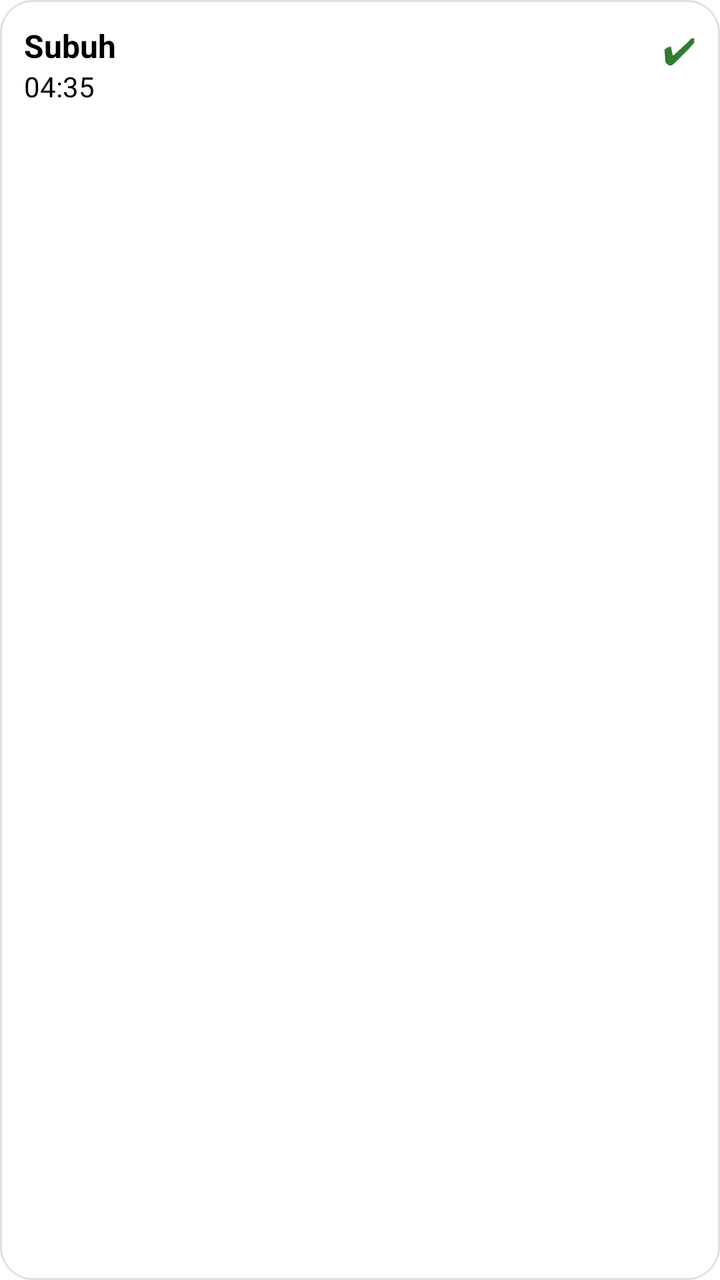
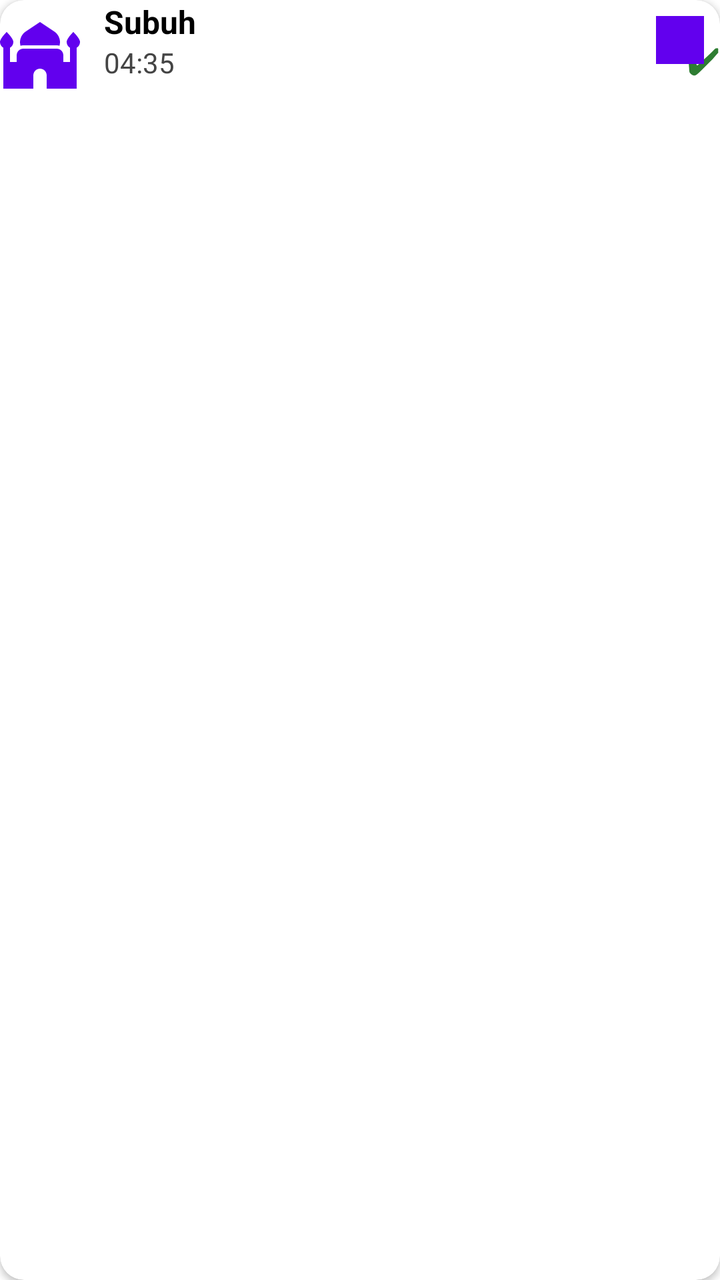

Before-and-after screenshots of an Android layout around one commit, followed by the original layout XML and the change that was made.
<!-- AndroidManifest.xml: application theme Theme.PengingatSholat -->
<!-- res/layout/item_prayer.xml -->
<LinearLayout xmlns:android="http://schemas.android.com/apk/res/android"
    android:id="@+id/itemPrayerContainer"
    android:orientation="horizontal"
    android:padding="12dp"
    android:background="@drawable/bg_card"
    android:layout_marginBottom="8dp"
    android:layout_width="match_parent"
    android:layout_height="wrap_content">

    <LinearLayout
        android:orientation="vertical"
        android:layout_weight="1"
        android:layout_width="0dp"
        android:layout_height="wrap_content">

        <TextView
            android:id="@+id/tvPrayerName"
            android:textColor="#000000"
            android:text="Subuh"
            android:textSize="16sp"
            android:textStyle="bold"
            android:layout_width="wrap_content"
            android:layout_height="wrap_content"/>

        <TextView
            android:id="@+id/tvPrayerTime"
            android:textColor="#000000"
            android:text="04:35"
            android:textSize="14sp"
            android:layout_width="wrap_content"
            android:layout_height="wrap_content"/>
    </LinearLayout>

    <TextView
        android:id="@+id/tvStatus"
        android:text="✔"
        android:textSize="18sp"
        android:textColor="#2E7D32"
        android:layout_width="wrap_content"
        android:layout_height="wrap_content"/>
</LinearLayout>
<!-- resources referenced by this layout -->
<resources>
  <!-- drawable bg_card (drawable) -->
  <?xml version="1.0" encoding="utf-8"?>
  <shape xmlns:android="http://schemas.android.com/apk/res/android">
      <solid android:color="#FFFFFF"/>
  
      <stroke
          android:width="1dp"
          android:color="#E0E0E0"/>
  
      <corners android:radius="16dp"/>
  
      <padding
          android:left="12dp"
          android:top="12dp"
          android:right="12dp"
          android:bottom="12dp"/>
  </shape>
  <style name="Theme.PengingatSholat" parent="Theme.MaterialComponents.Light.NoActionBar">
          <item name="android:windowBackground">@android:color/white</item>
          <item name="android:statusBarColor">@android:color/white</item>
          <item name="android:navigationBarColor">@android:color/white</item>
      </style>
</resources>

<!-- the commit's change to res/layout/item_prayer.xml (unified diff, before → after) -->
@@ -1,41 +1,74 @@
-<LinearLayout xmlns:android="http://schemas.android.com/apk/res/android"
+<?xml version="1.0" encoding="utf-8"?>
+<com.google.android.material.card.MaterialCardView xmlns:android="http://schemas.android.com/apk/res/android"
+    xmlns:app="http://schemas.android.com/apk/res-auto"
     android:id="@+id/itemPrayerContainer"
-    android:orientation="horizontal"
-    android:padding="12dp"
-    android:background="@drawable/bg_card"
+    android:layout_width="match_parent"
+    android:layout_height="wrap_content"
     android:layout_marginBottom="8dp"
-    android:layout_width="match_parent"
-    android:layout_height="wrap_content">
+    app:cardCornerRadius="12dp"
+    app:cardElevation="2dp"
+    app:strokeWidth="0dp"
+    android:foregroundTintMode="src_over"
+    android:clickable="true"
+    android:focusable="true"
+    android:padding="12dp">
 
     <LinearLayout
-        android:orientation="vertical"
-        android:layout_weight="1"
-        android:layout_width="0dp"
-        android:layout_height="wrap_content">
+        android:layout_width="match_parent"
+        android:layout_height="wrap_content"
+        android:orientation="horizontal"
+        android:gravity="center_vertical">
+
+        <ImageView
+            android:id="@+id/ivPrayerIcon"
+            android:layout_width="40dp"
+            android:layout_height="40dp"
+            android:src="@drawable/ic_mosque"
+            android:contentDescription="icon"
+            android:tint="@color/purple_500"
+            android:layout_marginEnd="12dp" />
+
+        <LinearLayout
+            android:orientation="vertical"
+            android:layout_weight="1"
+            android:layout_width="0dp"
+            android:layout_height="wrap_content">
+
+            <TextView
+                android:id="@+id/tvPrayerName"
+                android:textColor="@color/black"
+                android:text="Subuh"
+                android:textSize="16sp"
+                android:textStyle="bold"
+                android:layout_width="wrap_content"
+                android:layout_height="wrap_content"/>
+
+            <TextView
+                android:id="@+id/tvPrayerTime"
+                android:textColor="#444444"
+                android:text="04:35"
+                android:textSize="14sp"
+                android:layout_width="wrap_content"
+                android:layout_height="wrap_content"/>
+
+            <TextView
+                android:id="@+id/tvPrayerSub"
+                android:layout_width="wrap_content"
+                android:layout_height="wrap_content"
+                android:layout_marginTop="2dp"
+                android:textColor="#757575"
+                android:textSize="12sp"
+                android:text="" />
+        </LinearLayout>
 
         <TextView
-            android:id="@+id/tvPrayerName"
-            android:textColor="#000000"
-            android:text="Subuh"
-            android:textSize="16sp"
-            android:textStyle="bold"
+            android:id="@+id/tvStatus"
+            android:text="✔"
+            android:textSize="18sp"
+            android:textColor="#2E7D32"
             android:layout_width="wrap_content"
             android:layout_height="wrap_content"/>
 
-        <TextView
-            android:id="@+id/tvPrayerTime"
-            android:textColor="#000000"
-            android:text="04:35"
-            android:textSize="14sp"
-            android:layout_width="wrap_content"
-            android:layout_height="wrap_content"/>
     </LinearLayout>
 
-    <TextView
-        android:id="@+id/tvStatus"
-        android:text="✔"
-        android:textSize="18sp"
-        android:textColor="#2E7D32"
-        android:layout_width="wrap_content"
-        android:layout_height="wrap_content"/>
-</LinearLayout>
+</com.google.android.material.card.MaterialCardView>
<!-- resource entries referenced after the edit -->
@@ -1,22 +1,15 @@
 <!-- resources referenced by this layout -->
 <resources>
-  <!-- drawable bg_card (drawable) -->
-  <?xml version="1.0" encoding="utf-8"?>
-  <shape xmlns:android="http://schemas.android.com/apk/res/android">
-      <solid android:color="#FFFFFF"/>
-  
-      <stroke
-          android:width="1dp"
-          android:color="#E0E0E0"/>
-  
-      <corners android:radius="16dp"/>
-  
-      <padding
-          android:left="12dp"
-          android:top="12dp"
-          android:right="12dp"
-          android:bottom="12dp"/>
-  </shape>
+  <color name="black">#FF000000</color>
+  <color name="purple_500">#FF6200EE</color>
+  <!-- drawable ic_mosque (drawable) -->
+  <vector xmlns:android="http://schemas.android.com/apk/res/android" android:height="24dp" android:tint="#000000" android:viewportHeight="24" android:viewportWidth="24" android:width="24dp">
+        
+      <path android:fillColor="@android:color/white" android:pathData="M7,8h10c0.29,0 0.57,0.06 0.84,0.13C17.93,7.8 18,7.46 18,7.09c0,-1.31 -0.65,-2.53 -1.74,-3.25L12,1L7.74,3.84C6.65,4.56 6,5.78 6,7.09C6,7.46 6.07,7.8 6.16,8.13C6.43,8.06 6.71,8 7,8z"/>
+        
+      <path android:fillColor="@android:color/white" android:pathData="M24,7c0,-1.1 -2,-3 -2,-3s-2,1.9 -2,3c0,0.74 0.4,1.38 1,1.72V13h-2v-2c0,-1.1 -0.9,-2 -2,-2H7c-1.1,0 -2,0.9 -2,2v2H3V8.72C3.6,8.38 4,7.74 4,7c0,-1.1 -2,-3 -2,-3S0,5.9 0,7c0,0.74 0.4,1.38 1,1.72V21h9v-4c0,-1.1 0.9,-2 2,-2s2,0.9 2,2v4h9V8.72C23.6,8.38 24,7.74 24,7z"/>
+      
+  </vector>
   <style name="Theme.PengingatSholat" parent="Theme.MaterialComponents.Light.NoActionBar">
           <item name="android:windowBackground">@android:color/white</item>
           <item name="android:statusBarColor">@android:color/white</item>
